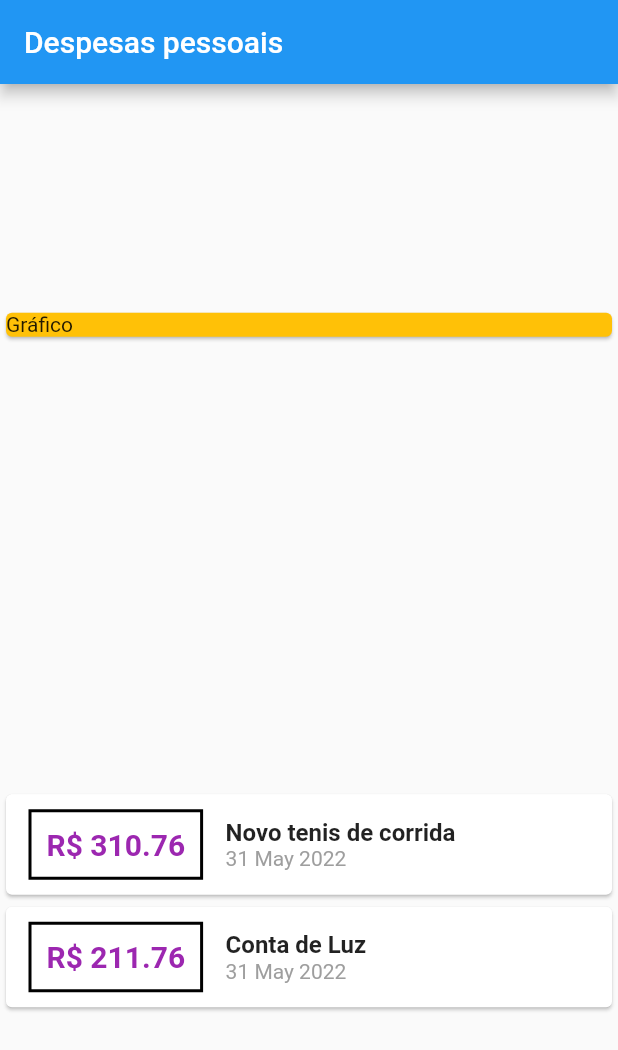
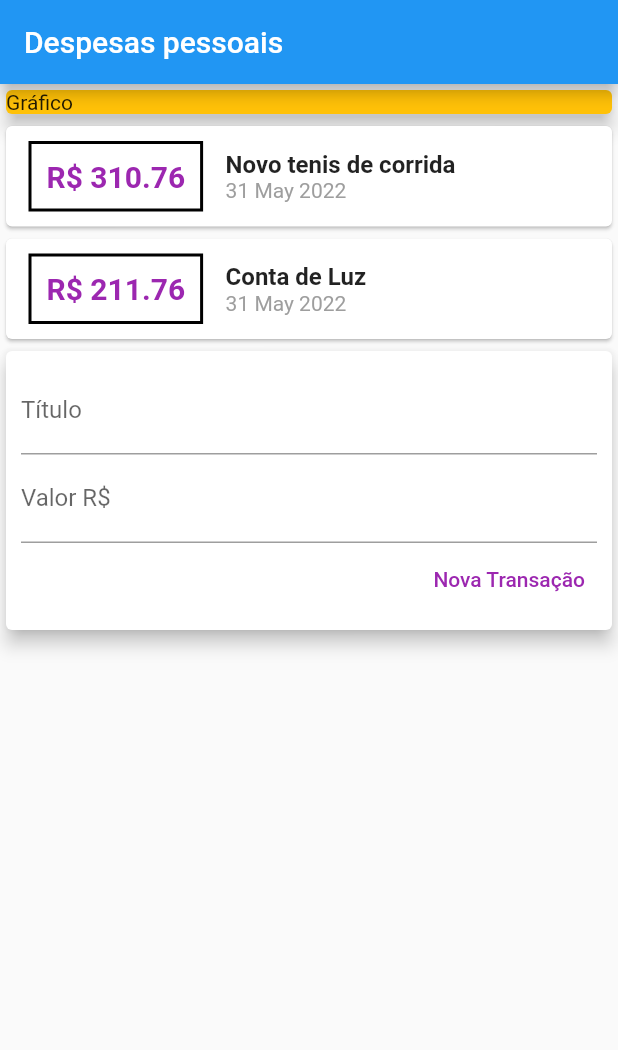
Before and after one commit to brenonogueira/expenses, a Flutter app: the screen it shows after launch, on a phone screen of 412 x 824 dp. Shown: the top 1050 px of the screen. Run offline on Flutter 3.47's test engine with Material 2 defaults, Android fonts, the phone set to English and light mode, and no system bars.

Commit message:
passando informações de componentes pai/filho filho/pai direta e indiretamente

```diff
--- /dev/null
+++ b/lib/components/transaction_form.dart
@@ -0,0 +1,47 @@
+import 'package:flutter/material.dart';
+
+class TransactionForm extends StatelessWidget {
+  final titleController = TextEditingController();
+  final valueController = TextEditingController();
+
+  final void Function(String, double) onSubmit;
+
+  TransactionForm(Key? key, this.onSubmit) : super(key: key);
+
+  @override
+  Widget build(BuildContext context) {
+    return Card(
+      elevation: 5,
+      child: Padding(
+        padding: const EdgeInsets.all(10),
+        child: Column(
+          children: [
+            TextField(
+              controller: titleController,
+              decoration: InputDecoration(labelText: 'Título'),
+            ),
+            TextField(
+              controller: valueController,
+              decoration: InputDecoration(labelText: 'Valor R\$'),
+            ),
+            Row(
+              mainAxisAlignment: MainAxisAlignment.end,
+              children: [
+                TextButton(
+                    onPressed: () {
+                      final title = titleController.text;
+                      final value = double.tryParse(valueController.text) ?? 0.0;
+                      onSubmit(title, value);
+                    },
+                    child: Text(
+                      'Nova Transação',
+                      style: TextStyle(color: Colors.purple),
+                    )),
+              ],
+            )
+          ],
+        ),
+      ),
+    );
+  }
+}
--- /dev/null
+++ b/lib/components/transaction_list.dart
@@ -0,0 +1,56 @@
+import 'package:expenses/models/transaction.dart';
+import 'package:flutter/material.dart';
+import 'package:intl/intl.dart';
+
+class TransactionList extends StatelessWidget {
+  final List<Transaction> transactions;
+
+  const TransactionList(Key? key, this.transactions) : super(key: key);
+
+  // TransactionList()
+
+  @override
+  Widget build(BuildContext context) {
+    return Column(
+      children: transactions
+          .map((tr) => (Card(
+                child: Row(
+                  children: [
+                    Container(
+                      margin:
+                          EdgeInsets.symmetric(horizontal: 15, vertical: 10),
+                      decoration: BoxDecoration(
+                          border: Border.all(
+                        color: Colors.black,
+                        width: 2,
+                      )),
+                      padding: EdgeInsets.all(10),
+                      child: Text(
+                        'R\$ ${tr.value.toStringAsFixed(2)}',
+                        style: TextStyle(
+                            fontWeight: FontWeight.bold,
+                            fontSize: 20,
+                            color: Colors.purple),
+                      ),
+                    ),
+                    Column(
+                      crossAxisAlignment: CrossAxisAlignment.start,
+                      children: [
+                        Text(
+                          tr.title,
+                          style: TextStyle(
+                              fontSize: 16, fontWeight: FontWeight.bold),
+                        ),
+                        Text(
+                          DateFormat('d MMM y').format(tr.date),
+                          style: TextStyle(color: Colors.grey),
+                        )
+                      ],
+                    )
+                  ],
+                ),
+              )))
+          .toList(),
+    );
+  }
+}
--- /dev/null
+++ b/lib/components/transaction_user.dart
@@ -0,0 +1,47 @@
+import 'dart:math';
+
+import 'package:flutter/material.dart';
+import 'transaction_form.dart';
+import 'transaction_list.dart';
+import '../models/transaction.dart';
+
+class TransactionUser extends StatefulWidget {
+  const TransactionUser({Key? key}) : super(key: key);
+
+  @override
+  State<TransactionUser> createState() => _TransactionUserState();
+}
+
+class _TransactionUserState extends State<TransactionUser> {
+  final _transactions = [
+    Transaction(
+        id: 't1',
+        title: 'Novo tenis de corrida',
+        value: 310.76,
+        date: DateTime.now()),
+    Transaction(
+        id: 't2', title: 'Conta de Luz', value: 211.76, date: DateTime.now()),
+  ];
+
+  _addTransaction(String title, double value) {
+    final newTransaction = Transaction(
+        id: Random().nextDouble().toString(),
+        title: title,
+        value: value,
+        date: DateTime.now());
+
+    setState(() {
+      _transactions.add(newTransaction);
+    });
+  }
+
+  @override
+  Widget build(BuildContext context) {
+    return Column(
+      children: [
+        TransactionList(null, _transactions),
+        TransactionForm(null, _addTransaction),
+      ],
+    );
+  }
+}
--- a/lib/main.dart
+++ b/lib/main.dart
@@ -1,6 +1,5 @@
-import 'package:expenses/models/transaction.dart';
+import 'package:expenses/components/transaction_user.dart';
 import 'package:flutter/material.dart';
-import 'package:intl/intl.dart';
 
 main() => runApp(ExpensesApp());
 
@@ -14,16 +13,6 @@ class ExpensesApp extends StatelessWidget {
 class MyHomePage extends StatelessWidget {
   MyHomePage({Key? key}) : super(key: key);
 
-  final _transactions = [
-    Transaction(
-        id: 't1',
-        title: 'Novo tenis de corrida',
-        value: 310.76,
-        date: DateTime.now()),
-    Transaction(
-        id: 't2', title: 'Conta de Luz', value: 211.76, date: DateTime.now()),
-  ];
-
   @override
   Widget build(BuildContext context) {
     return Scaffold(
@@ -31,56 +20,16 @@ class MyHomePage extends StatelessWidget {
         title: const Text("Despesas pessoais"),
       ),
       body: Column(
-        mainAxisAlignment: MainAxisAlignment.spaceAround,
         crossAxisAlignment: CrossAxisAlignment.stretch,
         children: [
           Container(
             child: Card(
               color: Colors.amber,
               child: Text("Gráfico"),
+              elevation: 5,
             ),
           ),
-          Column(
-            children: _transactions
-                .map((tr) => (Card(
-                      child: Row(
-                        children: [
-                          Container(
-                            margin: EdgeInsets.symmetric(
-                                horizontal: 15, vertical: 10),
-                            decoration: BoxDecoration(
-                                border: Border.all(
-                              color: Colors.black,
-                              width: 2,
-                            )),
-                            padding: EdgeInsets.all(10),
-                            child: Text(
-                              'R\$ ${tr.value.toStringAsFixed(2)}',
-                              style: TextStyle(
-                                  fontWeight: FontWeight.bold,
-                                  fontSize: 20,
-                                  color: Colors.purple),
-                            ),
-                          ),
-                          Column(
-                            crossAxisAlignment: CrossAxisAlignment.start,
-                            children: [
-                              Text(
-                                tr.title,
-                                style: TextStyle(
-                                    fontSize: 16, fontWeight: FontWeight.bold),
-                              ),
-                              Text(
-                                DateFormat('d MMM y').format(tr.date),
-                                style: TextStyle(color: Colors.grey),
-                              )
-                            ],
-                          )
-                        ],
-                      ),
-                    )))
-                .toList(),
-          )
+          TransactionUser()
         ],
       ),
     );
```
